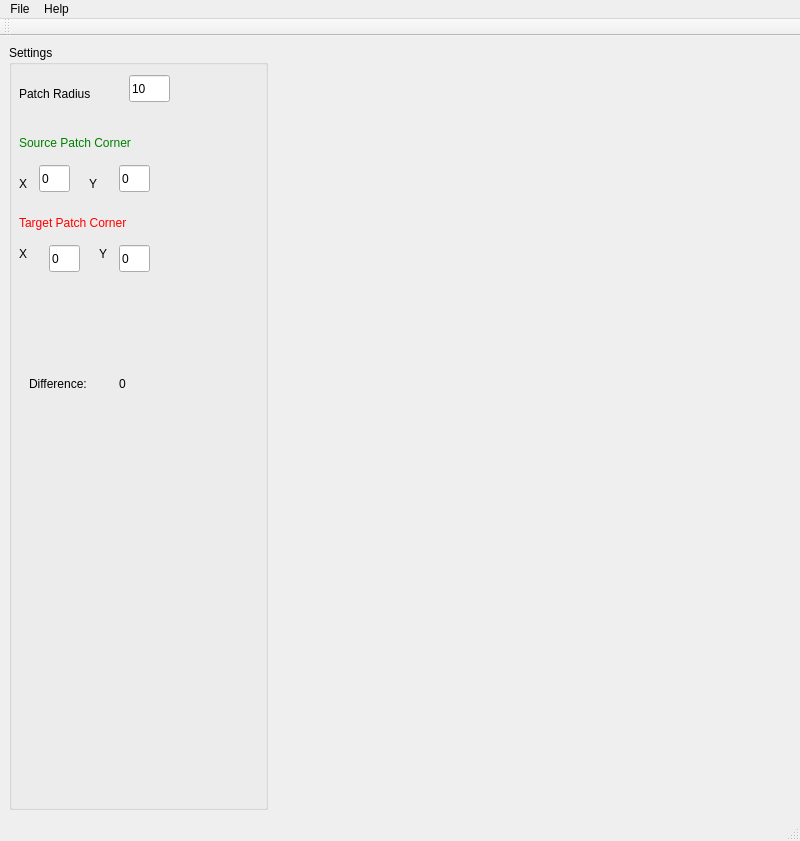
Old version of the form Form.ui in the repository daviddoria/InteractivePatchComparison.
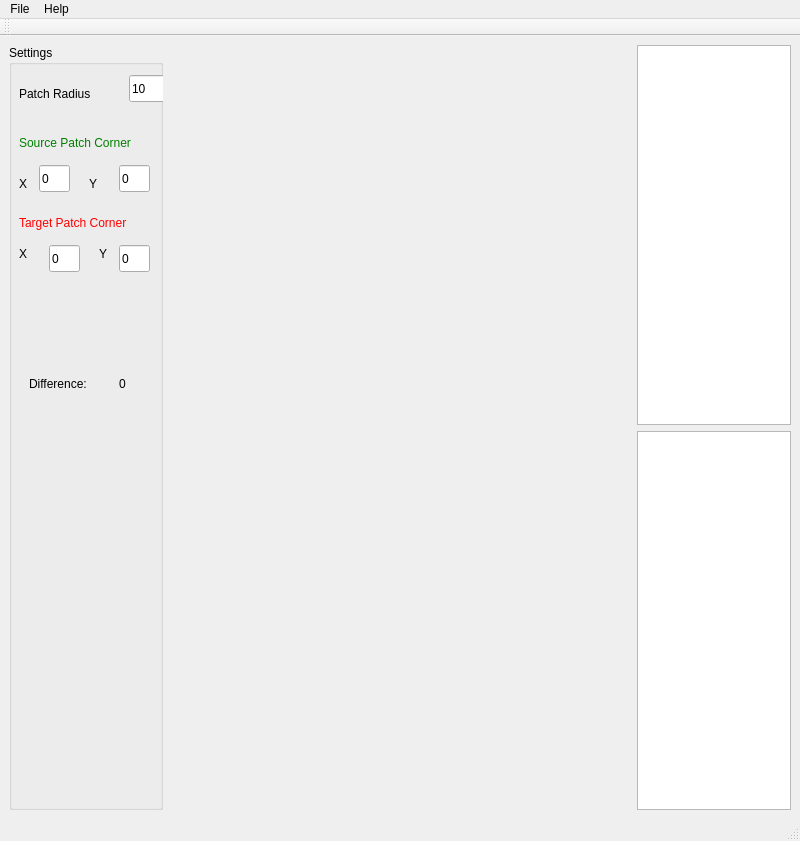
New version of the form. Custom widgets are drawn as their Qt base class.

```diff
--- a/Form.ui
+++ b/Form.ui
@@ -16,7 +16,7 @@
   <widget class="QWidget" name="centralwidget">
    <layout class="QGridLayout" name="gridLayout">
     <item row="0" column="0">
-     <layout class="QHBoxLayout" name="horizontalLayout" stretch="1,2">
+     <layout class="QHBoxLayout" name="horizontalLayout" stretch="1,3,1">
       <item>
        <layout class="QVBoxLayout" name="verticalLayout" stretch="3">
         <item>
@@ -214,7 +214,17 @@
        </layout>
       </item>
       <item>
-       <widget class="QVTKWidget" name="qvtkWidget" native="true"/>
+       <widget class="QVTKWidget" name="qvtkWidget"/>
+      </item>
+      <item>
+       <layout class="QVBoxLayout" name="verticalLayout_2">
+        <item>
+         <widget class="QGraphicsView" name="gfxPatch1"/>
+        </item>
+        <item>
+         <widget class="QGraphicsView" name="gfxPatch2"/>
+        </item>
+       </layout>
       </item>
      </layout>
     </item>
```
